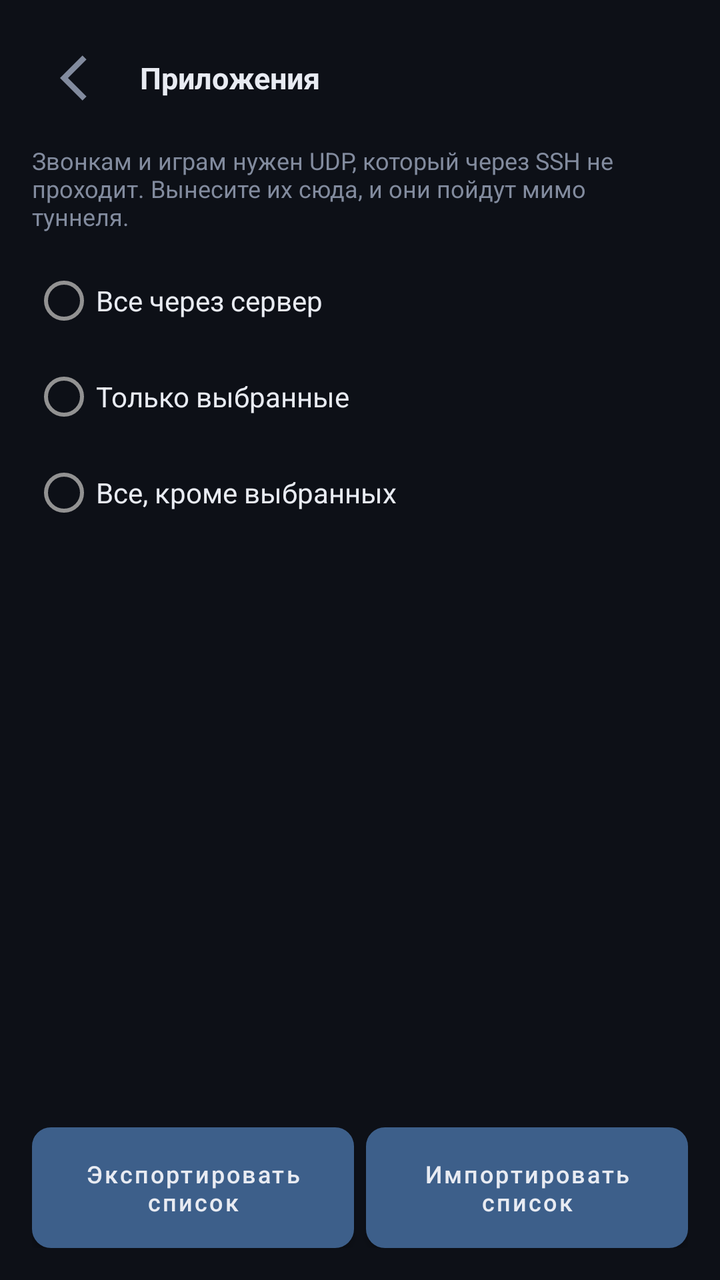
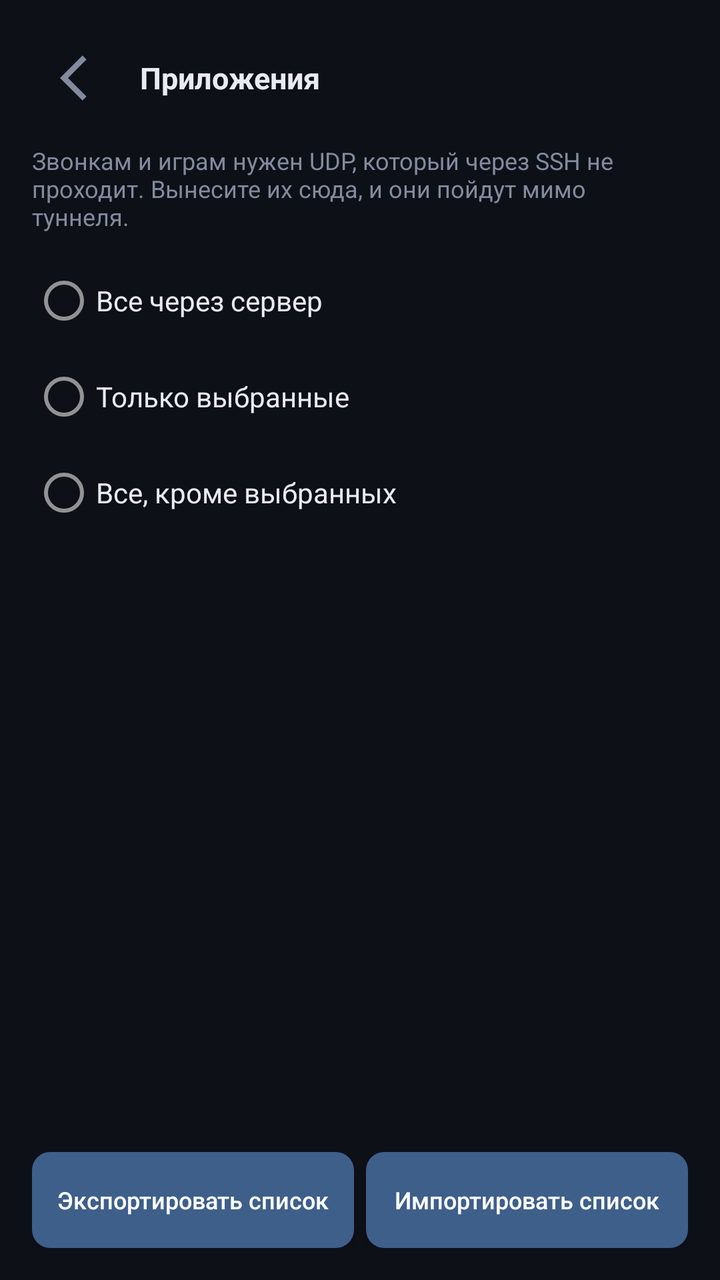

Screens rendered from an Android XML layout before and after an edit, with the pre-edit source and the edit as a unified diff.
<!-- AndroidManifest.xml: application theme AppTheme -->
<!-- res/layout/activity_apps.xml -->
<?xml version="1.0" encoding="utf-8"?>
<LinearLayout xmlns:android="http://schemas.android.com/apk/res/android"
    android:id="@+id/root"
    android:layout_width="match_parent"
    android:layout_height="match_parent"
    android:orientation="vertical"
    android:background="@color/bg"
    android:padding="16dp">

    <LinearLayout style="@style/HeadRow">
        <ImageView
            android:id="@+id/backFromApps"
            style="@style/HeadIcon"
            android:src="@drawable/ic_back"
            android:contentDescription="@string/back" />

        <TextView style="@style/HeadTitle" android:text="@string/apps_title" />
    </LinearLayout>

    <TextView
        android:layout_width="match_parent"
        android:layout_height="wrap_content"
        android:paddingBottom="10dp"
        android:textSize="12sp"
        android:textColor="@color/dim"
        android:text="@string/apps_hint" />

    <RadioGroup
        android:id="@+id/mode"
        android:layout_width="match_parent"
        android:layout_height="wrap_content">

        <RadioButton
            android:id="@+id/modeAll"
            android:layout_width="match_parent"
            android:layout_height="wrap_content"
            android:textColor="@color/text"
            android:text="@string/mode_all" />

        <RadioButton
            android:id="@+id/modeOnly"
            android:layout_width="match_parent"
            android:layout_height="wrap_content"
            android:textColor="@color/text"
            android:text="@string/mode_only" />

        <RadioButton
            android:id="@+id/modeExcept"
            android:layout_width="match_parent"
            android:layout_height="wrap_content"
            android:textColor="@color/text"
            android:text="@string/mode_except" />
    </RadioGroup>

    <ListView
        android:id="@+id/list"
        android:layout_width="match_parent"
        android:layout_height="0dp"
        android:layout_weight="1"
        android:layout_marginTop="8dp"
        android:choiceMode="multipleChoice"
        android:divider="@color/line"
        android:dividerHeight="1dp" />

    <TextView
        android:id="@+id/appsNote"
        android:layout_width="match_parent"
        android:layout_height="wrap_content"
        android:textSize="12sp"
        android:textColor="@color/dim" />

    <LinearLayout
        android:layout_width="match_parent"
        android:layout_height="wrap_content"
        android:layout_marginTop="6dp"
        android:orientation="horizontal">

        <Button
            android:id="@+id/exportAppsBtn"
            style="@style/SecondaryButton"
            android:layout_width="0dp"
            android:layout_weight="1"
            android:layout_height="wrap_content"
            android:textSize="12sp"
            android:paddingTop="9dp"
            android:paddingBottom="9dp"
            android:text="@string/export_apps" />

        <Space android:layout_width="6dp" android:layout_height="1dp" />

        <Button
            android:id="@+id/importAppsBtn"
            style="@style/SecondaryButton"
            android:layout_width="0dp"
            android:layout_weight="1"
            android:layout_height="wrap_content"
            android:textSize="12sp"
            android:paddingTop="9dp"
            android:paddingBottom="9dp"
            android:text="@string/import_apps" />
    </LinearLayout>
</LinearLayout>
<!-- resources referenced by this layout -->
<resources>
  <color name="bg">#0d1017</color>
  <color name="dim">#828b9e</color>
  <color name="line">#272d3a</color>
  <color name="text">#e8ebf2</color>
  <!-- drawable ic_back (drawable) -->
  <?xml version="1.0" encoding="utf-8"?>
  <vector xmlns:android="http://schemas.android.com/apk/res/android"
      android:width="22dp" android:height="22dp"
      android:viewportWidth="24" android:viewportHeight="24">
      <path android:fillColor="#828b9e" android:pathData="M15.4,4.6l-1.6,-1.6l-9,9l9,9l1.6,-1.6l-7.4,-7.4z" />
  </vector>
  <string name="apps_hint">Звонкам и играм нужен UDP, который через SSH не проходит. Вынесите их сюда, и они пойдут мимо туннеля.</string>
  <string name="apps_title">Приложения</string>
  <string name="back">Назад</string>
  <string name="export_apps">Экспортировать список</string>
  <string name="import_apps">Импортировать список</string>
  <string name="mode_all">Все через сервер</string>
  <string name="mode_except">Все, кроме выбранных</string>
  <string name="mode_only">Только выбранные</string>
  <style name="HeadIcon">
          <item name="android:layout_width">46dp</item>
          <item name="android:layout_height">46dp</item>
          <item name="android:padding">8dp</item>
          <item name="android:clickable">true</item>
          <item name="android:focusable">true</item>
          <item name="android:background">?android:attr/selectableItemBackgroundBorderless</item>
      </style>
  <style name="HeadRow">
          <item name="android:layout_width">match_parent</item>
          <item name="android:layout_height">wrap_content</item>
          <item name="android:orientation">horizontal</item>
          <item name="android:gravity">center_vertical</item>
          <item name="android:paddingBottom">10dp</item>
      </style>
  <style name="HeadTitle">
          <item name="android:layout_width">wrap_content</item>
          <item name="android:layout_height">wrap_content</item>
          <item name="android:layout_marginStart">8dp</item>
          <item name="android:textSize">15sp</item>
          <item name="android:textStyle">bold</item>
          <item name="android:textColor">@color/text</item>
      </style>
  <style name="SecondaryButton">
          <item name="android:layout_width">match_parent</item>
          <item name="android:layout_height">wrap_content</item>
          <item name="android:paddingTop">12dp</item>
          <item name="android:paddingBottom">12dp</item>
          <item name="android:background">@drawable/bg_button</item>
          <item name="android:textColor">@color/text</item>
          <item name="android:textAllCaps">false</item>
          <item name="android:textSize">14sp</item>
      </style>
  <style name="AppTheme" parent="Theme.MaterialComponents.NoActionBar">
          <item name="android:colorBackground">@color/bg</item>
          <item name="android:windowBackground">@color/bg</item>
          <item name="android:textColor">@color/text</item>
          <item name="colorPrimary">@color/accent_muted</item>
          <item name="colorAccent">@color/accent_muted</item>
          <item name="colorControlActivated">@color/accent_muted</item>
          <item name="android:statusBarColor">@color/bg</item>
          <item name="android:navigationBarColor">@color/card</item>
      </style>
  <!-- drawable bg_button (drawable) -->
  <?xml version="1.0" encoding="utf-8"?>
  <shape xmlns:android="http://schemas.android.com/apk/res/android" android:shape="rectangle">
      <solid android:color="@color/card2" />
      <stroke android:width="1dp" android:color="@color/line" />
      <corners android:radius="9dp" />
  </shape>
  <color name="accent_muted">#3d5f8a</color>
  <color name="card">#161a23</color>
  <color name="card2">#1d222d</color>
</resources>

<!-- the commit's change to res/layout/activity_apps.xml (unified diff, before → after) -->
@@ -75,7 +75,7 @@
         android:layout_marginTop="6dp"
         android:orientation="horizontal">
 
-        <Button
+        <androidx.appcompat.widget.AppCompatButton
             android:id="@+id/exportAppsBtn"
             style="@style/SecondaryButton"
             android:layout_width="0dp"
@@ -88,7 +88,7 @@
 
         <Space android:layout_width="6dp" android:layout_height="1dp" />
 
-        <Button
+        <androidx.appcompat.widget.AppCompatButton
             android:id="@+id/importAppsBtn"
             style="@style/SecondaryButton"
             android:layout_width="0dp"
<!-- resource entries referenced after the edit -->
@@ -47,8 +47,8 @@
           <item name="android:layout_height">wrap_content</item>
           <item name="android:paddingTop">12dp</item>
           <item name="android:paddingBottom">12dp</item>
-          <item name="android:background">@drawable/bg_button</item>
-          <item name="android:textColor">@color/text</item>
+          <item name="android:background">@drawable/bg_button_secondary</item>
+          <item name="android:textColor">#ffffff</item>
           <item name="android:textAllCaps">false</item>
           <item name="android:textSize">14sp</item>
       </style>
@@ -62,15 +62,13 @@
           <item name="android:statusBarColor">@color/bg</item>
           <item name="android:navigationBarColor">@color/card</item>
       </style>
-  <!-- drawable bg_button (drawable) -->
+  <!-- drawable bg_button_secondary (drawable) -->
   <?xml version="1.0" encoding="utf-8"?>
   <shape xmlns:android="http://schemas.android.com/apk/res/android" android:shape="rectangle">
-      <solid android:color="@color/card2" />
-      <stroke android:width="1dp" android:color="@color/line" />
+      <solid android:color="@color/accent_muted" />
       <corners android:radius="9dp" />
   </shape>
   <color name="accent_muted">#3d5f8a</color>
   <color name="card">#161a23</color>
-  <color name="card2">#1d222d</color>
 </resources>
 
